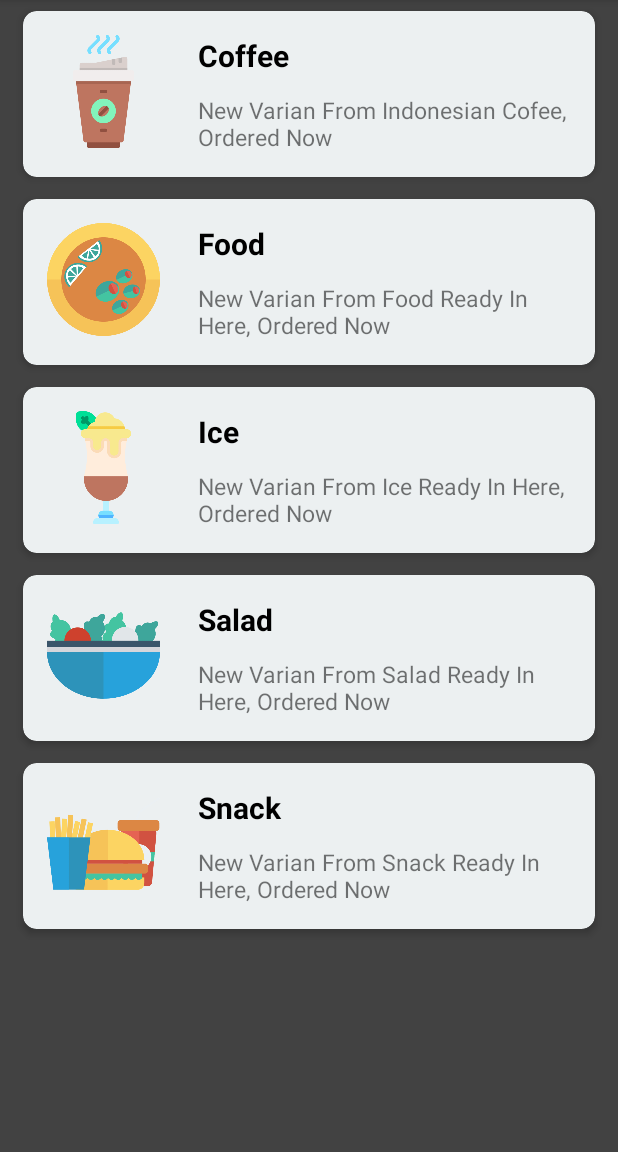
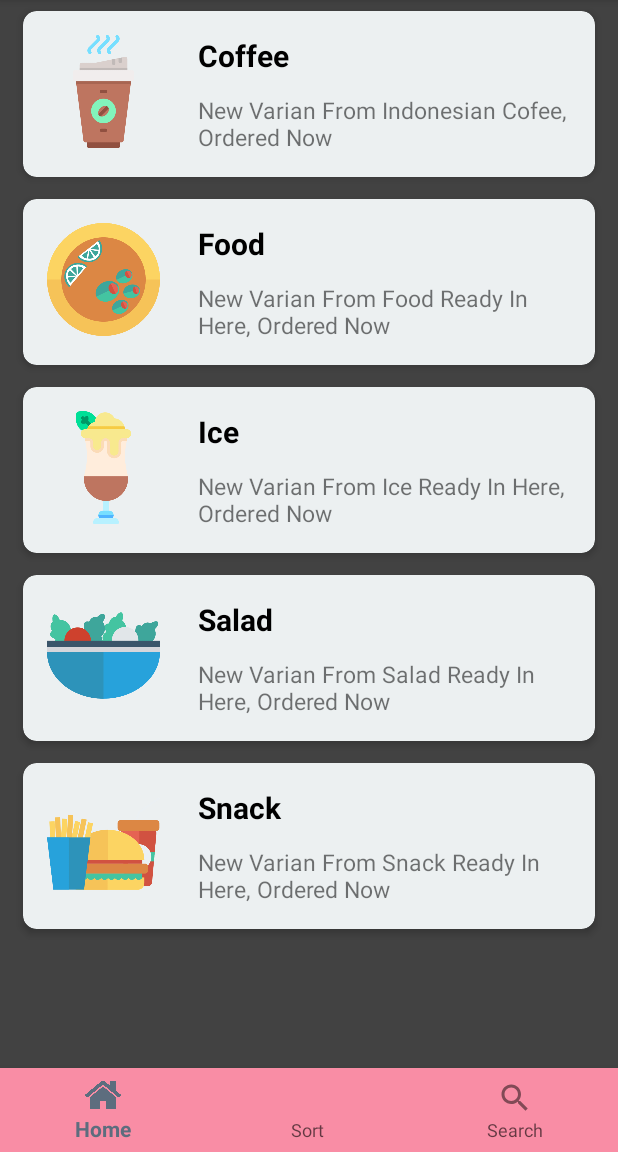
Before and after one commit to Jazulienux/DrinkAndFoodOrdered, an Android app: the MainActivity screen opened directly, with no data from a screen before it, on a phone screen of 412 x 824 dp, the part 84-1236 px from its top. Run offline under Robolectric (Android 15) with nearby library versions, the phone set to English and light mode, and no system bars; our stand-ins replace Firebase (no records; nobody signed in at launch, a user with empty details on screens opened directly).

Commit message:
membuat navigation bar (belum fix)

```diff
--- a/app/src/main/java/com/example/dfoor/Activities/MainActivity.java
+++ b/app/src/main/java/com/example/dfoor/Activities/MainActivity.java
@@ -1,11 +1,14 @@
 package com.example.dfoor.Activities;
 
+import androidx.annotation.NonNull;
 import androidx.appcompat.app.AppCompatActivity;
+import androidx.fragment.app.Fragment;
 import androidx.fragment.app.FragmentTransaction;
 
 import android.app.ProgressDialog;
 import android.content.Intent;
 import android.os.Bundle;
+import android.view.MenuItem;
 import android.widget.Toast;
 
 import com.example.dfoor.Fragments.CartOrdered;
@@ -15,10 +18,11 @@ import com.example.dfoor.Fragments.ItemFragments;
 import com.example.dfoor.Models.OrderedItem;
 import com.example.dfoor.R;
 import com.google.android.gms.tasks.OnSuccessListener;
+import com.google.android.material.bottomnavigation.BottomNavigationView;
 import com.google.firebase.database.DatabaseReference;
 import com.google.firebase.database.FirebaseDatabase;
 
-public class MainActivity extends AppCompatActivity {
+public class MainActivity extends AppCompatActivity implements BottomNavigationView.OnNavigationItemSelectedListener {
 
     private DatabaseReference database;
     private ProgressDialog loading;
@@ -27,6 +31,7 @@ public class MainActivity extends AppCompatActivity {
     protected void onCreate(Bundle savedInstanceState) {
         super.onCreate(savedInstanceState);
         setContentView(R.layout.activity_main);
+        loadFragment(new HomeFragments());
 
         Intent i = getIntent();
         final FragmentTransaction fragmentTransaction = getSupportFragmentManager().beginTransaction().addToBackStack(null);
@@ -82,4 +87,31 @@ public class MainActivity extends AppCompatActivity {
 
         }
     }
+
+    private boolean loadFragment(Fragment fragment) {
+        if (fragment != null) {
+            getSupportFragmentManager().beginTransaction()
+                    .replace(R.id.changeFrame, fragment)
+                    .addToBackStack(null)
+                    .commit();
+            return true;
+        }
+        return false;
+    }
+
+    @Override
+    public boolean onNavigationItemSelected(@NonNull MenuItem menuItem) {
+        Fragment fragment = null;
+        switch (menuItem.getItemId()) {
+            case R.id.home:
+                fragment = new HomeFragments();
+                break;
+        }
+        return loadFragment(fragment);
+    }
+
+    @Override
+    public void onPointerCaptureChanged(boolean hasCapture) {
+
+    }
 }
--- a/app/src/main/res/layout/activity_main.xml
+++ b/app/src/main/res/layout/activity_main.xml
@@ -26,4 +26,13 @@
         app:layout_constraintVertical_bias="0.0">
 
     </FrameLayout>
+
+    <com.google.android.material.bottomnavigation.BottomNavigationView
+        android:id="@+id/navigation"
+        android:layout_width="match_parent"
+        android:layout_height="wrap_content"
+        android:background="@color/dot_light_screen1"
+        app:layout_constraintBottom_toBottomOf="parent"
+        app:menu="@menu/menu"
+        />
 </androidx.constraintlayout.widget.ConstraintLayout>
--- a/app/src/main/res/menu/menu.xml
+++ b/app/src/main/res/menu/menu.xml
@@ -2,6 +2,9 @@
 <menu xmlns:android="http://schemas.android.com/apk/res/android"
     xmlns:app="http://schemas.android.com/apk/res-auto">
 
+    <item android:id="@+id/home"
+        android:title="Home"
+        android:icon="@drawable/home" />
     <item
         android:id="@+id/sortingMenu"
         android:title="Sort">
```
Also changed, not shown: app/src/main/res/drawable/home.png (added).
